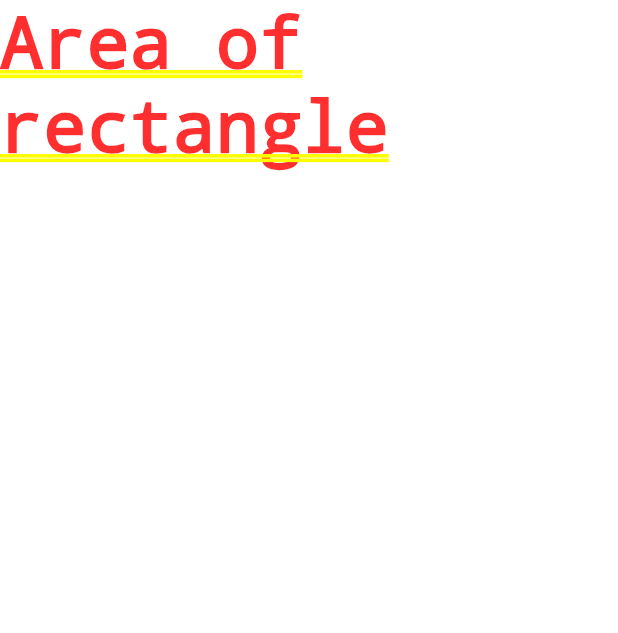
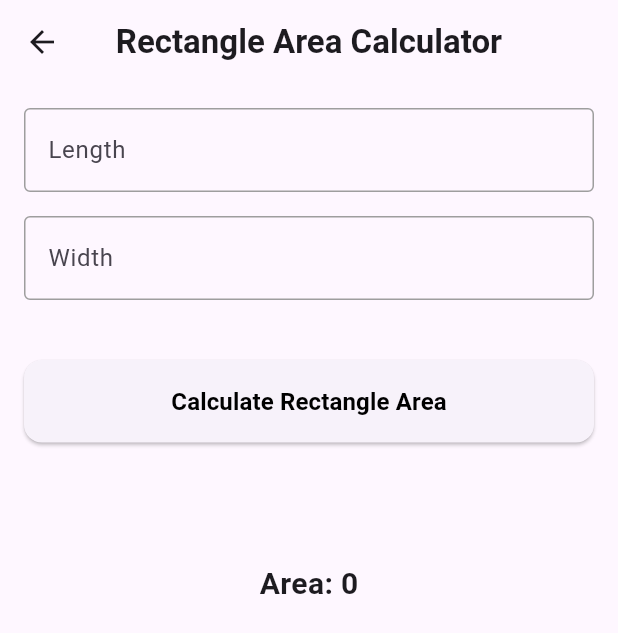
Before and after one commit to abhisekthapam/assignment_two_using_cubit, a Flutter app: the screen it shows after launch, after a tap on "Area of Rectangle", on a phone screen of 412 x 824 dp. Shown: the top 633 px of the screen. Run offline on Flutter 3.47's test engine with Material 3 defaults, Android fonts, the phone set to English and light mode, and no system bars; our stand-ins replace flutter_bloc.

Commit message:
feat:3 Area of rectangle (#2)
Co-authored-by: abhisekthapam <ahisekmagar250203@gmail.com>

```diff
--- a/lib/cubit/area_of_rectangle_cubit.dart
+++ b/lib/cubit/area_of_rectangle_cubit.dart
@@ -1,32 +1,35 @@
 import 'package:flutter_bloc/flutter_bloc.dart';
 
-class AreaOfRectangleCubit extends Cubit<int> {
-  AreaOfRectangleCubit() : super(100);
+abstract class RectangleAreaState {}
 
-  void increment() {
-    emit(state + 1);
-  }
+class RectangleAreaInitial extends RectangleAreaState {}
 
-  void decrement() {
-    if (state == -5) {
-      return;
+class RectangleAreaCalculating extends RectangleAreaState {}
+
+class RectangleAreaCalculated extends RectangleAreaState {
+  final double area;
+
+  RectangleAreaCalculated(this.area);
+}
+
+class RectangleAreaError extends RectangleAreaState {
+  final String errorMessage;
+
+  RectangleAreaError(this.errorMessage);
+}
+
+class AreaOfRectangleCubit extends Cubit<RectangleAreaState> {
+  AreaOfRectangleCubit() : super(RectangleAreaInitial());
+
+  void calculateRectangleArea(double length, double width) {
+    try {
+      emit(RectangleAreaCalculating());
+
+      double area = length * width;
+
+      emit(RectangleAreaCalculated(area));
+    } catch (e) {
+      emit(RectangleAreaError("Error in calculating area"));
     }
-    emit(state - 1);
-  }
-
-  void add(int first, int second) {
-    emit(first + second);
-  }
-
-  void subtract(int first, int second) {
-    emit(first - second);
-  }
-
-  void multiply(int first, int second) {
-    emit(first * second);
-  }
-
-  void reset() {
-    emit(0);
   }
 }
--- a/lib/view/area_of_rectangle_cubit_view.dart
+++ b/lib/view/area_of_rectangle_cubit_view.dart
@@ -1,10 +1,114 @@
+import 'package:assignment_two/cubit/area_of_rectangle_cubit.dart';
 import 'package:flutter/material.dart';
+import 'package:flutter_bloc/flutter_bloc.dart';
 
 class AreaOfRectangleCubitView extends StatelessWidget {
   const AreaOfRectangleCubitView({super.key});
 
   @override
   Widget build(BuildContext context) {
-    return const Text('Area of rectangle');
+    final TextEditingController lengthController = TextEditingController();
+    final TextEditingController widthController = TextEditingController();
+
+    return Scaffold(
+      appBar: AppBar(
+        title: const Text(
+          'Rectangle Area Calculator',
+          style: TextStyle(fontWeight: FontWeight.bold),
+        ),
+        centerTitle: true,
+      ),
+      body: BlocConsumer<AreaOfRectangleCubit, RectangleAreaState>(
+        listener: (context, state) {
+          if (state is RectangleAreaError) {
+            ScaffoldMessenger.of(context).showSnackBar(
+              SnackBar(content: Text(state.errorMessage)),
+            );
+          }
+        },
+        builder: (context, state) {
+          return Padding(
+            padding: const EdgeInsets.all(16.0),
+            child: Column(
+              crossAxisAlignment: CrossAxisAlignment.stretch,
+              children: <Widget>[
+                TextField(
+                  controller: lengthController,
+                  keyboardType: TextInputType.number,
+                  decoration: InputDecoration(
+                    labelText: 'Length',
+                    border: OutlineInputBorder(),
+                    focusedBorder: OutlineInputBorder(
+                      borderSide: BorderSide(color: Colors.blue),
+                    ),
+                    enabledBorder: OutlineInputBorder(
+                      borderSide: BorderSide(color: Colors.grey),
+                    ),
+                  ),
+                ),
+                const SizedBox(height: 16),
+                TextField(
+                  controller: widthController,
+                  keyboardType: TextInputType.number,
+                  decoration: InputDecoration(
+                    labelText: 'Width',
+                    border: OutlineInputBorder(),
+                    focusedBorder: OutlineInputBorder(
+                      borderSide: BorderSide(color: Colors.blue),
+                    ),
+                    enabledBorder: OutlineInputBorder(
+                      borderSide: BorderSide(color: Colors.grey),
+                    ),
+                  ),
+                ),
+                const SizedBox(height: 40),
+                ElevatedButton(
+                  style: ElevatedButton.styleFrom(
+                    padding: const EdgeInsets.symmetric(vertical: 16),
+                    shape: RoundedRectangleBorder(
+                      borderRadius: BorderRadius.circular(12),
+                    ),
+                  ),
+                  onPressed: () {
+                    double length = double.tryParse(lengthController.text) ?? 0;
+                    double width = double.tryParse(widthController.text) ?? 0;
+
+                    context
+                        .read<AreaOfRectangleCubit>()
+                        .calculateRectangleArea(length, width);
+                  },
+                  child: const Text(
+                    'Calculate Rectangle Area',
+                    style: TextStyle(
+                        color: Colors.black,
+                        fontWeight: FontWeight.bold,
+                        fontSize: 16),
+                  ),
+                ),
+                const SizedBox(height: 80),
+                if (state is RectangleAreaCalculating)
+                  const Center(child: CircularProgressIndicator()),
+                if (state is RectangleAreaCalculated)
+                  Center(
+                    child: Text(
+                      'Area: ${state.area}',
+                      style: const TextStyle(
+                          fontWeight: FontWeight.bold, fontSize: 20),
+                    ),
+                  ),
+                if (state is RectangleAreaInitial)
+                  Center(
+                    child: const Text(
+                      'Area: 0',
+                      style:
+                          TextStyle(fontWeight: FontWeight.bold, fontSize: 20),
+                    ),
+                  ),
+              ],
+            ),
+          );
+        },
+      ),
+    );
   }
 }
--- a/lib/view/dashboard_cubit_view.dart
+++ b/lib/view/dashboard_cubit_view.dart
@@ -10,7 +10,7 @@ class DashboardView extends StatelessWidget {
     return Scaffold(
       appBar: AppBar(
         title: const Text(
-          'Abhisek Assignment 2 Using Cubit',
+          'Abhisek Assignment-2 Using Cubit',
           style: TextStyle(fontWeight: FontWeight.bold),
         ),
         centerTitle: true,
```
